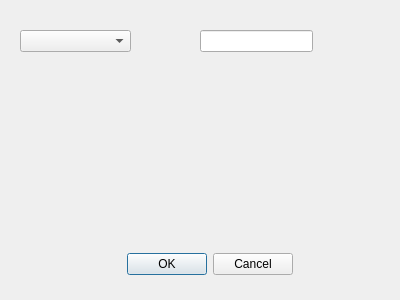
kia-far/QtDBS, file searchform.ui: the form before one commit.
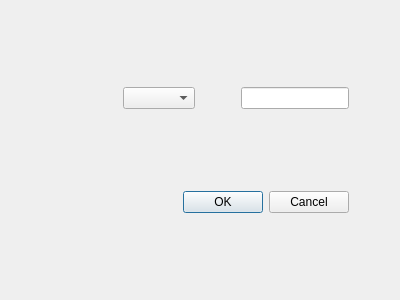
The form after the commit.

Commit message: alot of changes. The build kit was changed from 5.12.12 to 5.15.2 which is the last of the 5.x because the before the 5.14 version there wasn't a QCalendar we could use to show the jalali calendar. Now the calendar is fixed, so we can show the dateEdit with the jalali calendar and also today's date will be loaded in the form of the jalali calendar by default which is what we were after!

```diff
--- a/searchform.ui
+++ b/searchform.ui
@@ -13,39 +13,110 @@
   <property name="windowTitle">
    <string>Form</string>
   </property>
-  <widget class="QDialogButtonBox" name="buttonBox">
-   <property name="geometry">
-    <rect>
-     <x>100</x>
-     <y>250</y>
-     <width>193</width>
-     <height>28</height>
-    </rect>
-   </property>
-   <property name="standardButtons">
-    <set>QDialogButtonBox::Cancel|QDialogButtonBox::Ok</set>
-   </property>
-  </widget>
-  <widget class="QComboBox" name="comboBox">
-   <property name="geometry">
-    <rect>
-     <x>20</x>
-     <y>30</y>
-     <width>111</width>
-     <height>22</height>
-    </rect>
-   </property>
-  </widget>
-  <widget class="QLineEdit" name="lineEdit">
-   <property name="geometry">
-    <rect>
-     <x>200</x>
-     <y>30</y>
-     <width>113</width>
-     <height>22</height>
-    </rect>
-   </property>
-  </widget>
+  <layout class="QVBoxLayout" name="verticalLayout">
+   <item>
+    <layout class="QHBoxLayout" name="horizontalLayout">
+     <item>
+      <spacer name="horizontalSpacer_3">
+       <property name="orientation">
+        <enum>Qt::Horizontal</enum>
+       </property>
+       <property name="sizeHint" stdset="0">
+        <size>
+         <width>40</width>
+         <height>20</height>
+        </size>
+       </property>
+      </spacer>
+     </item>
+     <item>
+      <widget class="QComboBox" name="comboBox"/>
+     </item>
+     <item>
+      <spacer name="horizontalSpacer">
+       <property name="orientation">
+        <enum>Qt::Horizontal</enum>
+       </property>
+       <property name="sizeType">
+        <enum>QSizePolicy::Fixed</enum>
+       </property>
+       <property name="sizeHint" stdset="0">
+        <size>
+         <width>40</width>
+         <height>20</height>
+        </size>
+       </property>
+      </spacer>
+     </item>
+     <item>
+      <widget class="QLineEdit" name="lineEdit">
+       <property name="sizePolicy">
+        <sizepolicy hsizetype="Preferred" vsizetype="Fixed">
+         <horstretch>0</horstretch>
+         <verstretch>0</verstretch>
+        </sizepolicy>
+       </property>
+      </widget>
+     </item>
+     <item>
+      <spacer name="horizontalSpacer_2">
+       <property name="orientation">
+        <enum>Qt::Horizontal</enum>
+       </property>
+       <property name="sizeType">
+        <enum>QSizePolicy::Fixed</enum>
+       </property>
+       <property name="sizeHint" stdset="0">
+        <size>
+         <width>40</width>
+         <height>20</height>
+        </size>
+       </property>
+      </spacer>
+     </item>
+    </layout>
+   </item>
+   <item>
+    <layout class="QHBoxLayout" name="horizontalLayout_2">
+     <item>
+      <spacer name="horizontalSpacer_5">
+       <property name="orientation">
+        <enum>Qt::Horizontal</enum>
+       </property>
+       <property name="sizeHint" stdset="0">
+        <size>
+         <width>40</width>
+         <height>20</height>
+        </size>
+       </property>
+      </spacer>
+     </item>
+     <item>
+      <widget class="QDialogButtonBox" name="buttonBox">
+       <property name="standardButtons">
+        <set>QDialogButtonBox::Cancel|QDialogButtonBox::Ok</set>
+       </property>
+      </widget>
+     </item>
+     <item>
+      <spacer name="horizontalSpacer_4">
+       <property name="orientation">
+        <enum>Qt::Horizontal</enum>
+       </property>
+       <property name="sizeType">
+        <enum>QSizePolicy::Fixed</enum>
+       </property>
+       <property name="sizeHint" stdset="0">
+        <size>
+         <width>40</width>
+         <height>20</height>
+        </size>
+       </property>
+      </spacer>
+     </item>
+    </layout>
+   </item>
+  </layout>
  </widget>
  <resources/>
  <connections/>
```
The commit also changes 912 other files.
